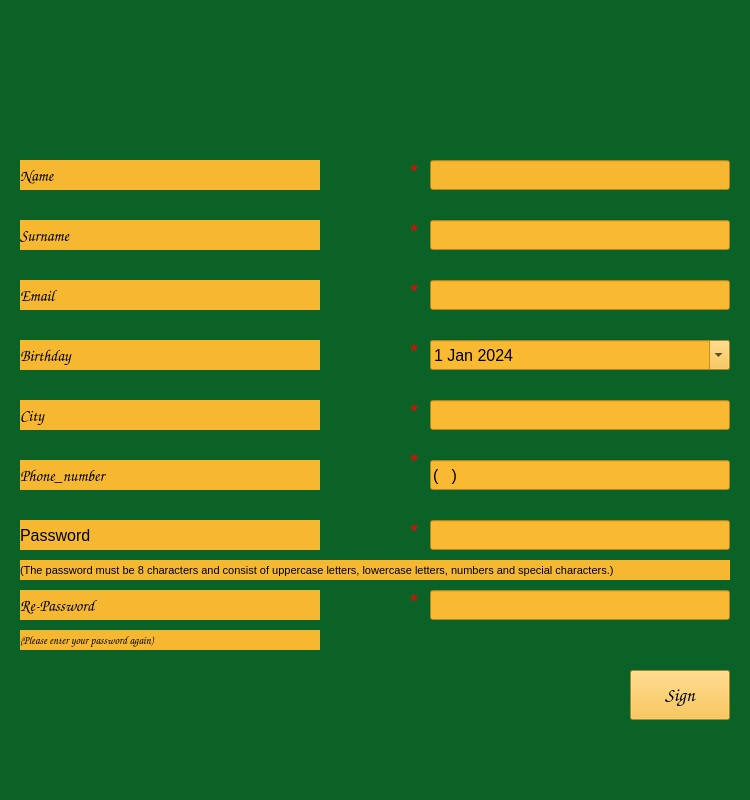
Old version of the form sign/signup_screen.ui in the repository Melike17/school_update.
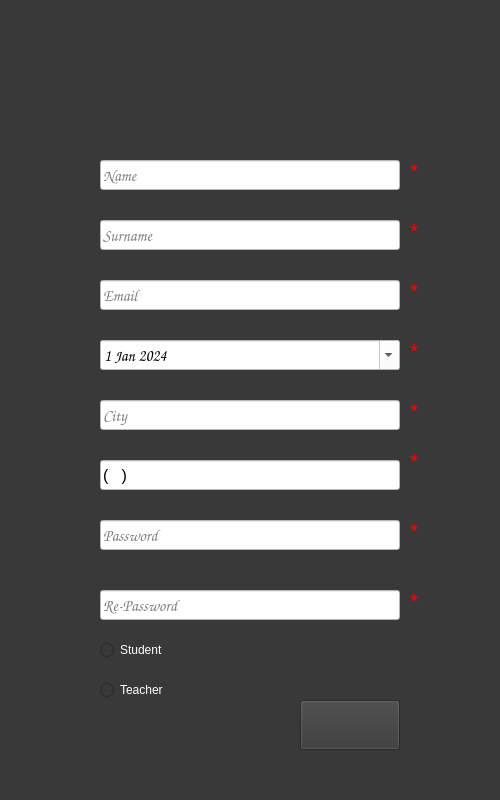
New version of the form. Icons and pictures are not drawn.

What changed in the file:
```diff
--- a/sign/signup_screen.ui
+++ b/sign/signup_screen.ui
@@ -6,19 +6,19 @@
    <rect>
     <x>0</x>
     <y>0</y>
-    <width>750</width>
+    <width>500</width>
     <height>800</height>
    </rect>
   </property>
   <property name="minimumSize">
    <size>
-    <width>750</width>
+    <width>500</width>
     <height>800</height>
    </size>
   </property>
   <property name="maximumSize">
    <size>
-    <width>750</width>
+    <width>500</width>
     <height>800</height>
    </size>
   </property>
@@ -26,12 +26,13 @@
    <string>Form</string>
   </property>
   <property name="styleSheet">
-   <string notr="true">background-color: rgb(10, 98, 38);</string>
+   <string notr="true">background-color: rgb(57, 57, 57);
+</string>
   </property>
   <widget class="QLineEdit" name="name">
    <property name="geometry">
     <rect>
-     <x>430</x>
+     <x>100</x>
      <y>160</y>
      <width>300</width>
      <height>30</height>
@@ -51,17 +52,22 @@
    </property>
    <property name="font">
     <font>
+<family>Comic Sans MS</family>
      <pointsize>12</pointsize>
     </font>
    </property>
    <property name="styleSheet">
-    <string notr="true">background-color: rgb(246, 184, 49);</string>
+    <string notr="true">
+background-color: rgb(255, 255, 255);</string>
+</property>
+   <property name="placeholderText">
+    <string>Name</string>
    </property>
   </widget>
   <widget class="QLineEdit" name="surname">
    <property name="geometry">
     <rect>
-     <x>430</x>
+     <x>100</x>
      <y>220</y>
      <width>300</width>
      <height>30</height>
@@ -81,17 +87,21 @@
    </property>
    <property name="font">
     <font>
+<family>Comic Sans MS</family>
      <pointsize>12</pointsize>
     </font>
    </property>
    <property name="styleSheet">
-    <string notr="true">background-color: rgb(249, 186, 50);</string>
+    <string notr="true">background-color: rgb(255, 255, 255);</string>
+</property>
+   <property name="placeholderText">
+    <string>Surname</string>
    </property>
   </widget>
   <widget class="QLineEdit" name="city">
    <property name="geometry">
     <rect>
-     <x>430</x>
+     <x>100</x>
      <y>400</y>
      <width>300</width>
      <height>30</height>
@@ -117,17 +127,21 @@
    </property>
    <property name="font">
     <font>
+<family>Comic Sans MS</family>
      <pointsize>12</pointsize>
     </font>
    </property>
    <property name="styleSheet">
-    <string notr="true">background-color: rgb(249, 186, 50);</string>
+    <string notr="true">background-color: rgb(255, 255, 255);</string>
+</property>
+   <property name="placeholderText">
+    <string>City</string>
    </property>
   </widget>
   <widget class="QLineEdit" name="email">
    <property name="geometry">
     <rect>
-     <x>430</x>
+     <x>100</x>
      <y>280</y>
      <width>300</width>
      <height>30</height>
@@ -147,220 +161,21 @@
    </property>
    <property name="font">
     <font>
-     <pointsize>12</pointsize>
-    </font>
-   </property>
-   <property name="styleSheet">
-    <string notr="true">background-color: rgb(249, 186, 50);</string>
-   </property>
-  </widget>
-  <widget class="QLabel" name="name_label">
-   <property name="geometry">
-    <rect>
-     <x>20</x>
-     <y>160</y>
-     <width>300</width>
-     <height>30</height>
-    </rect>
-   </property>
-   <property name="minimumSize">
-    <size>
-     <width>300</width>
-     <height>30</height>
-    </size>
-   </property>
-   <property name="maximumSize">
-    <size>
-     <width>300</width>
-     <height>30</height>
-    </size>
-   </property>
-   <property name="font">
-    <font>
      <family>Comic Sans MS</family>
      <pointsize>12</pointsize>
     </font>
    </property>
    <property name="styleSheet">
-    <string notr="true">background-color: rgb(246, 184, 49);</string>
+    <string notr="true">background-color: rgb(255, 255, 255);</string>
    </property>
-   <property name="text">
-    <string>Name</string>
-   </property>
-  </widget>
-  <widget class="QLabel" name="surname_label">
-   <property name="geometry">
-    <rect>
-     <x>20</x>
-     <y>220</y>
-     <width>300</width>
-     <height>30</height>
-    </rect>
-   </property>
-   <property name="minimumSize">
-    <size>
-     <width>300</width>
-     <height>30</height>
-    </size>
-   </property>
-   <property name="maximumSize">
-    <size>
-     <width>300</width>
-     <height>30</height>
-    </size>
-   </property>
-   <property name="font">
-    <font>
-     <family>Comic Sans MS</family>
-     <pointsize>12</pointsize>
-    </font>
-   </property>
-   <property name="styleSheet">
-    <string notr="true">background-color: rgb(246, 184, 49);</string>
-   </property>
-   <property name="text">
-    <string>Surname</string>
-   </property>
-  </widget>
-  <widget class="QLabel" name="birth_label">
-   <property name="geometry">
-    <rect>
-     <x>20</x>
-     <y>340</y>
-     <width>300</width>
-     <height>30</height>
-    </rect>
-   </property>
-   <property name="minimumSize">
-    <size>
-     <width>300</width>
-     <height>30</height>
-    </size>
-   </property>
-   <property name="maximumSize">
-    <size>
-     <width>300</width>
-     <height>30</height>
-    </size>
-   </property>
-   <property name="font">
-    <font>
-     <family>Comic Sans MS</family>
-     <pointsize>12</pointsize>
-    </font>
-   </property>
-   <property name="styleSheet">
-    <string notr="true">background-color: rgb(246, 184, 49);</string>
-   </property>
-   <property name="text">
-    <string>Birthday</string>
-   </property>
-  </widget>
-  <widget class="QLabel" name="email_label">
-   <property name="geometry">
-    <rect>
-     <x>20</x>
-     <y>280</y>
-     <width>300</width>
-     <height>30</height>
-    </rect>
-   </property>
-   <property name="minimumSize">
-    <size>
-     <width>300</width>
-     <height>30</height>
-    </size>
-   </property>
-   <property name="maximumSize">
-    <size>
-     <width>300</width>
-     <height>30</height>
-    </size>
-   </property>
-   <property name="font">
-    <font>
-     <family>Comic Sans MS</family>
-     <pointsize>12</pointsize>
-    </font>
-   </property>
-   <property name="styleSheet">
-    <string notr="true">background-color: rgb(246, 184, 49);</string>
-   </property>
-   <property name="text">
+   <property name="placeholderText">
     <string>Email</string>
    </property>
   </widget>
-  <widget class="QLabel" name="city_label">
-   <property name="geometry">
-    <rect>
-     <x>20</x>
-     <y>400</y>
-     <width>300</width>
-     <height>30</height>
-    </rect>
-   </property>
-   <property name="minimumSize">
-    <size>
-     <width>300</width>
-     <height>30</height>
-    </size>
-   </property>
-   <property name="maximumSize">
-    <size>
-     <width>300</width>
-     <height>30</height>
-    </size>
-   </property>
-   <property name="font">
-    <font>
-     <family>Comic Sans MS</family>
-     <pointsize>12</pointsize>
-    </font>
-   </property>
-   <property name="styleSheet">
-    <string notr="true">background-color: rgb(246, 184, 49);</string>
-   </property>
-   <property name="text">
-    <string>City</string>
-   </property>
-  </widget>
-  <widget class="QLabel" name="password_label">
-   <property name="geometry">
-    <rect>
-     <x>20</x>
-     <y>520</y>
-     <width>300</width>
-     <height>30</height>
-    </rect>
-   </property>
-   <property name="minimumSize">
-    <size>
-     <width>300</width>
-     <height>30</height>
-    </size>
-   </property>
-   <property name="maximumSize">
-    <size>
-     <width>300</width>
-     <height>30</height>
-    </size>
-   </property>
-   <property name="font">
-    <font>
-     <pointsize>12</pointsize>
-    </font>
-   </property>
-   <property name="styleSheet">
-    <string notr="true">background-color: rgb(246, 184, 49);</string>
-   </property>
-   <property name="text">
-    <string>Password</string>
-   </property>
-  </widget>
   <widget class="QLineEdit" name="password">
    <property name="geometry">
     <rect>
-     <x>430</x>
+     <x>100</x>
      <y>520</y>
      <width>300</width>
      <height>30</height>
@@ -380,11 +195,12 @@
    </property>
    <property name="font">
     <font>
+     <family>Comic Sans MS</family>
      <pointsize>12</pointsize>
     </font>
    </property>
    <property name="styleSheet">
-    <string notr="true">background-color: rgb(249, 186, 50);</string>
+    <string notr="true">background-color: rgb(255, 255, 255);</string>
    </property>
    <property name="maxLength">
     <number>8</number>
@@ -392,11 +208,14 @@
    <property name="echoMode">
     <enum>QLineEdit::Password</enum>
    </property>
+<property name="placeholderText">
+    <string>Password</string>
+   </property>
   </widget>
   <widget class="QLineEdit" name="repassword">
    <property name="geometry">
     <rect>
-     <x>430</x>
+     <x>100</x>
      <y>590</y>
      <width>300</width>
      <height>30</height>
@@ -416,11 +235,12 @@
    </property>
    <property name="font">
     <font>
+     <family>Comic Sans MS</family>
      <pointsize>12</pointsize>
     </font>
    </property>
    <property name="styleSheet">
-    <string notr="true">background-color: rgb(249, 186, 50);</string>
+    <string notr="true">background-color: rgb(255, 255, 255);</string>
    </property>
    <property name="maxLength">
     <number>8</number>
@@ -428,46 +248,15 @@
    <property name="echoMode">
     <enum>QLineEdit::Password</enum>
    </property>
-  </widget>
-  <widget class="QLabel" name="re_password_label">
-   <property name="geometry">
-    <rect>
-     <x>20</x>
-     <y>590</y>
-     <width>300</width>
-     <height>30</height>
-    </rect>
-   </property>
-   <property name="minimumSize">
-    <size>
-     <width>300</width>
-     <height>30</height>
-    </size>
-   </property>
-   <property name="maximumSize">
-    <size>
-     <width>300</width>
-     <height>30</height>
-    </size>
-   </property>
-   <property name="font">
-    <font>
-     <family>Comic Sans MS</family>
-     <pointsize>12</pointsize>
-    </font>
-   </property>
-   <property name="styleSheet">
-    <string notr="true">background-color: rgb(246, 184, 49);</string>
-   </property>
-   <property name="text">
+   <property name="placeholderText">
     <string>Re-Password</string>
    </property>
   </widget>
   <widget class="QPushButton" name="sign_Button">
    <property name="geometry">
     <rect>
-     <x>630</x>
-     <y>670</y>
+     <x>300</x>
+     <y>700</y>
      <width>100</width>
      <height>50</height>
     </rect>
@@ -491,50 +280,29 @@
     </font>
    </property>
    <property name="styleSheet">
-    <string notr="true">background-color: rgb(249, 186, 50);</string>
+    <string notr="true">sign_Button{
+background-color: rgb(118, 181, 203);
+}
+</string>
    </property>
    <property name="text">
-    <string>Sign</string>
+    <string/>
    </property>
-  </widget>
-  <widget class="QLabel" name="phone_number_label">
-   <property name="geometry">
-    <rect>
-     <x>20</x>
-     <y>460</y>
-     <width>300</width>
-     <height>30</height>
-    </rect>
+   <property name="icon">
+    <iconset>
+     <normaloff>assets/signup.png</normaloff>assets/signup.png</iconset>
    </property>
-   <property name="minimumSize">
+   <property name="iconSize">
     <size>
-     <width>300</width>
-     <height>30</height>
+     <width>100</width>
+     <height>100</height>
     </size>
    </property>
-   <property name="maximumSize">
-    <size>
-     <width>300</width>
-     <height>30</height>
-    </size>
-   </property>
-   <property name="font">
-    <font>
-     <family>Comic Sans MS</family>
-     <pointsize>12</pointsize>
-    </font>
-   </property>
-   <property name="styleSheet">
-    <string notr="true">background-color: rgb(246, 184, 49);</string>
-   </property>
-   <property name="text">
-    <string>Phone_number</string>
-   </property>
-  </widget>
+     </widget>
   <widget class="QLineEdit" name="phone_number">
    <property name="geometry">
     <rect>
-     <x>430</x>
+     <x>100</x>
      <y>460</y>
      <width>300</width>
      <height>30</height>
@@ -558,16 +326,19 @@
     </font>
    </property>
    <property name="styleSheet">
-    <string notr="true">background-color: rgb(249, 186, 50);</string>
+    <string notr="true">background-color: rgb(255, 255, 255);</string>
    </property>
    <property name="inputMask">
     <string>(999)999 99 99</string>
    </property>
+<property name="placeholderText">
+    <string/>
+   </property>
   </widget>
   <widget class="QDateEdit" name="birthday">
    <property name="geometry">
     <rect>
-     <x>430</x>
+     <x>100</x>
      <y>340</y>
      <width>300</width>
      <height>30</height>
@@ -587,11 +358,12 @@
    </property>
    <property name="font">
     <font>
+<family>Comic Sans MS</family>
      <pointsize>12</pointsize>
     </font>
    </property>
    <property name="styleSheet">
-    <string notr="true">background-color: rgb(249, 186, 50);</string>
+    <string notr="true">background-color: rgb(255, 255, 255);</string>
    </property>
    <property name="minimumDate">
     <date>
@@ -611,40 +383,7 @@
     </date>
    </property>
   </widget>
-  <widget class="QLabel" name="label">
-   <property name="geometry">
-    <rect>
-     <x>20</x>
-     <y>560</y>
-     <width>710</width>
-     <height>20</height>
-    </rect>
-   </property>
-   <property name="minimumSize">
-    <size>
-     <width>710</width>
-     <height>20</height>
-    </size>
-   </property>
-   <property name="maximumSize">
-    <size>
-     <width>710</width>
-     <height>20</height>
-    </size>
-   </property>
-   <property name="font">
-    <font>
-     <pointsize>8</pointsize>
-    </font>
-   </property>
-   <property name="styleSheet">
-    <string notr="true">background-color: rgb(246, 184, 49);</string>
-   </property>
-   <property name="text">
-    <string>(The password must be 8 characters and consist of uppercase letters, lowercase letters, numbers and special characters.)</string>
-   </property>
-  </widget>
-  <widget class="QLabel" name="label_2">
+    <widget class="QLabel" name="label_2">
    <property name="geometry">
     <rect>
      <x>410</x>
@@ -881,41 +620,7 @@
     <string>*</string>
    </property>
   </widget>
-  <widget class="QLabel" name="label_10">
-   <property name="geometry">
-    <rect>
-     <x>20</x>
-     <y>630</y>
-     <width>300</width>
-     <height>20</height>
-    </rect>
-   </property>
-   <property name="minimumSize">
-    <size>
-     <width>300</width>
-     <height>20</height>
-    </size>
-   </property>
-   <property name="maximumSize">
-    <size>
-     <width>270</width>
-     <height>20</height>
-    </size>
-   </property>
-   <property name="font">
-    <font>
-     <family>Comic Sans MS</family>
-     <pointsize>8</pointsize>
-    </font>
-   </property>
-   <property name="styleSheet">
-    <string notr="true">background-color: rgb(246, 184, 49);</string>
-   </property>
-   <property name="text">
-    <string>(Please enter your password again)</string>
-   </property>
-  </widget>
-  <widget class="QLabel" name="label_11">
+    <widget class="QLabel" name="label_11">
    <property name="geometry">
     <rect>
      <x>410</x>
@@ -948,6 +653,57 @@
     <string>*</string>
    </property>
   </widget>
+<widget class="QLabel" name="label">
+   <property name="geometry">
+    <rect>
+     <x>220</x>
+     <y>60</y>
+     <width>61</width>
+     <height>51</height>
+    </rect>
+   </property>
+   <property name="styleSheet">
+    <string notr="true">border-image: url(:/newPrefix/add-friend.png);</string>
+   </property>
+   <property name="text">
+    <string/>
+   </property>
+  </widget>
+  <widget class="QRadioButton" name="student_radioButton">
+   <property name="geometry">
+    <rect>
+     <x>100</x>
+     <y>640</y>
+     <width>95</width>
+     <height>20</height>
+    </rect>
+   </property>
+   <property name="styleSheet">
+    <string notr="true">
+background-color: rgb(57, 57, 57);
+color: rgb(255, 255, 255);</string>
+   </property>
+   <property name="text">
+    <string>Student</string>
+   </property>
+  </widget>
+  <widget class="QRadioButton" name="teacher_radioButton">
+   <property name="geometry">
+    <rect>
+     <x>100</x>
+     <y>680</y>
+     <width>95</width>
+     <height>20</height>
+    </rect>
+   </property>
+   <property name="styleSheet">
+    <string notr="true">color: rgb(255, 255, 255);
+background-color: rgb(57, 57, 57);</string>
+   </property>
+   <property name="text">
+    <string>Teacher</string>
+   </property>
+  </widget>
  </widget>
  <resources/>
  <connections/>
```
Left out of the diff: 4 changed lines with no effect on the pictures.
